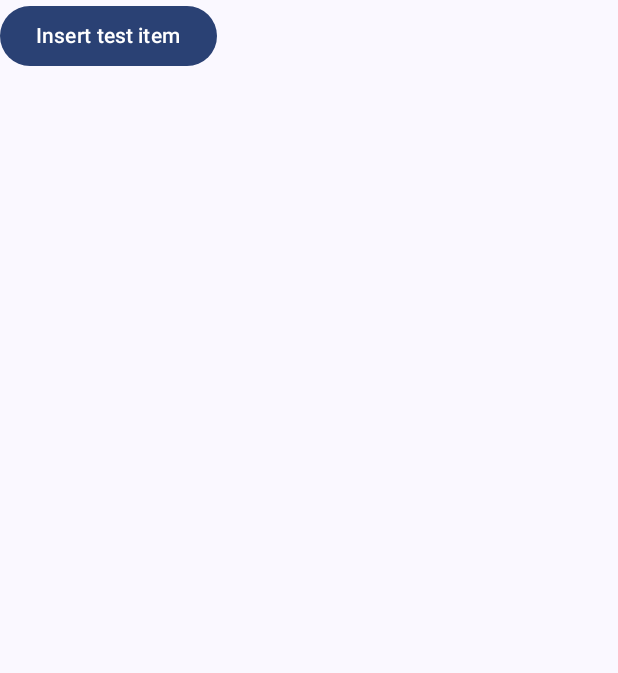
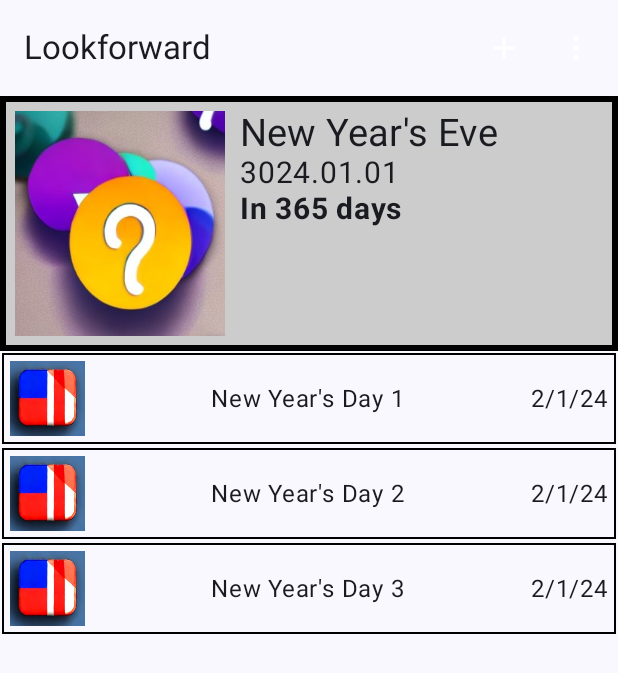
Before and after one commit to DRKV333/Lookforward, an Android app built with Jetpack Compose: the composable Main shown on its own in the app's theme, on a phone screen of 412 x 824 dp. Shown: the top 673 px of the screen. Run offline under Robolectric (Android 15) with nearby library versions, the phone set to English and light mode, and no system bars; our stand-ins replace Dagger/Hilt's generated code, Room's generated code; libraries missing offline, so code that uses them is left out: com.jakewharton.retrofit2.

Commit message:
Added main page

```diff
--- a/app/src/main/java/io/github/drkv333/lookforward/ui/login/Login.kt
+++ b/app/src/main/java/io/github/drkv333/lookforward/ui/login/Login.kt
@@ -4,7 +4,7 @@ import androidx.compose.foundation.Image
 import androidx.compose.foundation.background
 import androidx.compose.foundation.layout.*
 import androidx.compose.material.icons.Icons
-import androidx.compose.material.icons.rounded.ArrowForward
+import androidx.compose.material.icons.filled.ArrowForward
 import androidx.compose.material3.*
 import androidx.compose.runtime.Composable
 import androidx.compose.ui.Alignment
@@ -61,7 +61,7 @@ fun Login(viewModel: LoginViewModel = viewModel()) {
                     OutlinedButton(onClick = { /*TODO*/ },) {
                         Row {
                             Text("Login")
-                            Icon(imageVector = Icons.Rounded.ArrowForward, contentDescription = "")
+                            Icon(imageVector = Icons.Default.ArrowForward, contentDescription = "")
                         }
                     }
                 }
--- a/app/src/main/java/io/github/drkv333/lookforward/ui/main/Main.kt
+++ b/app/src/main/java/io/github/drkv333/lookforward/ui/main/Main.kt
@@ -1,33 +1,117 @@
 package io.github.drkv333.lookforward.ui.main
 
-import androidx.compose.foundation.layout.Column
+import androidx.compose.foundation.Image
+import androidx.compose.foundation.background
+import androidx.compose.foundation.border
+import androidx.compose.foundation.clickable
+import androidx.compose.foundation.layout.*
 import androidx.compose.foundation.lazy.LazyColumn
-import androidx.compose.runtime.Composable
-import androidx.compose.material3.Text
-import androidx.compose.runtime.collectAsState
+import androidx.compose.foundation.lazy.items
+import androidx.compose.material.icons.Icons
+import androidx.compose.material.icons.filled.Add
+import androidx.compose.material.icons.filled.MoreVert
+import androidx.compose.material3.*
+import androidx.compose.runtime.*
+import androidx.compose.ui.Alignment
+import androidx.compose.ui.Modifier
+import androidx.compose.ui.graphics.Color
+import androidx.compose.ui.layout.ContentScale
+import androidx.compose.ui.res.painterResource
+import androidx.compose.ui.text.font.FontWeight
+import androidx.compose.ui.unit.dp
+import androidx.compose.ui.unit.sp
 import androidx.lifecycle.viewmodel.compose.viewModel
-import io.github.drkv333.lookforward.network.dto.HolidayResponse
-import androidx.compose.foundation.lazy.items
-import androidx.compose.material3.Button
-import androidx.compose.runtime.getValue
-import androidx.compose.runtime.rememberCoroutineScope
-import io.github.drkv333.lookforward.network.dto.HolidayResponseResponseHolidays
-import kotlinx.coroutines.launch
+import io.github.drkv333.lookforward.R
+import io.github.drkv333.lookforward.model.Holiday
+import java.text.DateFormat
+import java.util.*
 
+private val testItems = arrayOf(
+    Holiday("New Year's Day 1", "", Date(2024, 1, 1)),
+    Holiday("New Year's Day 2", "", Date(2024, 1, 1)),
+    Holiday("New Year's Day 3", "", Date(2024, 1, 1))
+)
+
+@OptIn(ExperimentalMaterial3Api::class)
 @Composable
 fun Main(
     viewModel: MainViewModel = viewModel()
 ) {
-    val list: HolidayResponse? by viewModel.holidayList.collectAsState(null)
-    val scope = rememberCoroutineScope()
+    Scaffold(
+        topBar = {
+            SmallTopAppBar(
+                title = { Text("Lookforward") },
+                actions = {
+                    var showMenu by remember { mutableStateOf(false) }
 
-    Column {
-        Button(onClick = { scope.launch { viewModel.insertTest() } }) {
-            Text("Insert test item")
+                    IconButton(onClick = { /*TODO*/ }) {
+                        Icon(imageVector = Icons.Default.Add, contentDescription = "Create", tint = Color.White)
+                    }
+
+                    IconButton(onClick = { showMenu = !showMenu }) {
+                        Icon(imageVector = Icons.Default.MoreVert, contentDescription = "More", tint = Color.White)
+                    }
+
+                    DropdownMenu(expanded = showMenu, onDismissRequest = { showMenu = false }) {
+                        DropdownMenuItem(text = { Text("Login") }, onClick = { /*TODO*/ })
+                    }
+                }
+            )
         }
-        LazyColumn {
-            items(list?.response?.holidays ?: arrayOf<HolidayResponseResponseHolidays>()) { item ->
-                Text(item.name)
+    ) { contentPadding ->
+        Column(
+            modifier = Modifier.padding(contentPadding)
+        ) {
+            Row(
+                modifier = Modifier
+                    .fillMaxWidth()
+                    .background(Color.LightGray)
+                    .border(4.dp, Color.Black)
+                    .padding(10.dp)
+            ) {
+                Image(
+                    painter = painterResource(id = R.drawable.othericon),
+                    contentDescription = "",
+                    contentScale = ContentScale.FillBounds,
+                    modifier = Modifier
+                        .width(150.dp)
+                        .height(150.dp)
+                        .padding(end = 10.dp)
+                )
+
+                Column {
+                    Text("New Year's Eve", fontSize = 25.sp)
+                    Text("3024.01.01", fontSize = 20.sp)
+                    Text("In 365 days", fontSize = 20.sp, fontWeight = FontWeight.Bold)
+                }
+            }
+
+            LazyColumn {
+                items(testItems) { item ->
+                    Row(
+                        horizontalArrangement = Arrangement.SpaceBetween,
+                        verticalAlignment = Alignment.CenterVertically,
+                        modifier = Modifier
+                            .fillMaxWidth()
+                            .padding(1.dp)
+                            .border(1.dp, Color.Black)
+                            .padding(5.dp)
+                            .clickable {
+                                // TODO
+                            }
+                    ) {
+                        Image(
+                            painter = painterResource(id = R.drawable.nationalicon),
+                            contentDescription = "",
+                            contentScale = ContentScale.FillBounds,
+                            modifier = Modifier
+                                .width(50.dp)
+                                .height(50.dp)
+                        )
+                        Text(item.title)
+                        Text(DateFormat.getDateInstance(DateFormat.SHORT).format(item.date))
+                    }
+                }
             }
         }
     }
--- a/app/src/main/java/io/github/drkv333/lookforward/ui/theme/Color.kt
+++ b/app/src/main/java/io/github/drkv333/lookforward/ui/theme/Color.kt
@@ -9,3 +9,5 @@ val Pink80 = Color(0xFFEFB8C8)
 val Purple40 = Color(0xFF6650a4)
 val PurpleGrey40 = Color(0xFF625b71)
 val Pink40 = Color(0xFF7D5260)
+
+val White = Color.White
--- a/app/src/main/java/io/github/drkv333/lookforward/ui/theme/Theme.kt
+++ b/app/src/main/java/io/github/drkv333/lookforward/ui/theme/Theme.kt
@@ -3,11 +3,7 @@ package io.github.drkv333.lookforward.ui.theme
 import android.app.Activity
 import android.os.Build
 import androidx.compose.foundation.isSystemInDarkTheme
-import androidx.compose.material3.MaterialTheme
-import androidx.compose.material3.darkColorScheme
-import androidx.compose.material3.dynamicDarkColorScheme
-import androidx.compose.material3.dynamicLightColorScheme
-import androidx.compose.material3.lightColorScheme
+import androidx.compose.material3.*
 import androidx.compose.runtime.Composable
 import androidx.compose.runtime.SideEffect
 import androidx.compose.ui.graphics.toArgb
@@ -24,11 +20,12 @@ private val DarkColorScheme = darkColorScheme(
 private val LightColorScheme = lightColorScheme(
     primary = Purple40,
     secondary = PurpleGrey40,
-    tertiary = Pink40
+    tertiary = Pink40,
+    surface = Purple40,
+    onSurface = White
 
     /* Other default colors to override
     background = Color(0xFFFFFBFE),
-    surface = Color(0xFFFFFBFE),
     onPrimary = Color.White,
     onSecondary = Color.White,
     onTertiary = Color.White,
```
Also changed, not shown: app/src/main/res/drawable/nationalicon.png (added), app/src/main/res/drawable/observanceicon.png (added), app/src/main/res/drawable/othericon.png (added), app/src/main/res/drawable/seasonicon.png (added).
